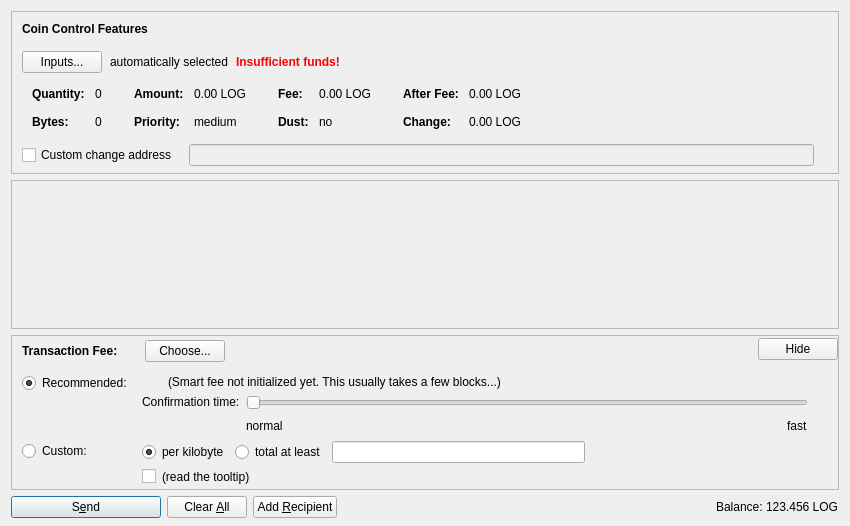
First picture: the form in src/qt/forms/sendcoinsdialog.ui, repository funkshelper/woodcore-openssl-1.0, before the edit.
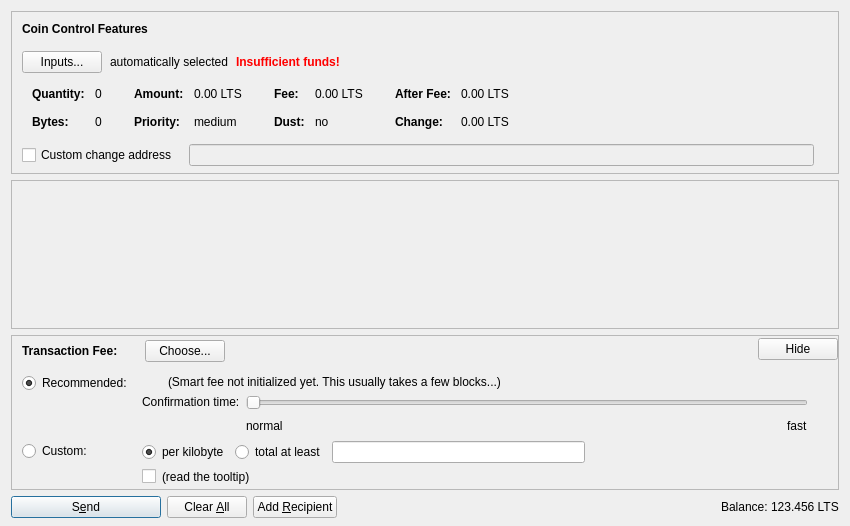
Second picture: the form after the edit. Icons and pictures are not drawn. Custom widgets are drawn as their Qt base class.

The edit to the form file:
```diff
--- a/src/qt/forms/sendcoinsdialog.ui
+++ b/src/qt/forms/sendcoinsdialog.ui
@@ -324,7 +324,7 @@
                   <enum>Qt::ActionsContextMenu</enum>
                  </property>
                  <property name="text">
-                  <string notr="true">0.00 LOG</string>
+                  <string notr="true">0.00 LTS</string>
                  </property>
                  <property name="textInteractionFlags">
                   <set>Qt::LinksAccessibleByMouse|Qt::TextSelectableByKeyboard|Qt::TextSelectableByMouse</set>
@@ -404,7 +404,7 @@
                   <enum>Qt::ActionsContextMenu</enum>
                  </property>
                  <property name="text">
-                  <string notr="true">0.00 LOG</string>
+                  <string notr="true">0.00 LTS</string>
                  </property>
                  <property name="textInteractionFlags">
                   <set>Qt::LinksAccessibleByMouse|Qt::TextSelectableByKeyboard|Qt::TextSelectableByMouse</set>
@@ -484,7 +484,7 @@
                   <enum>Qt::ActionsContextMenu</enum>
                  </property>
                  <property name="text">
-                  <string notr="true">0.00 LOG</string>
+                  <string notr="true">0.00 LTS</string>
                  </property>
                  <property name="textInteractionFlags">
                   <set>Qt::LinksAccessibleByMouse|Qt::TextSelectableByKeyboard|Qt::TextSelectableByMouse</set>
@@ -513,7 +513,7 @@
                   <enum>Qt::ActionsContextMenu</enum>
                  </property>
                  <property name="text">
-                  <string notr="true">0.00 LOG</string>
+                  <string notr="true">0.00 LTS</string>
                  </property>
                  <property name="textInteractionFlags">
                   <set>Qt::LinksAccessibleByMouse|Qt::TextSelectableByKeyboard|Qt::TextSelectableByMouse</set>
@@ -1299,7 +1299,7 @@
           <cursorShape>IBeamCursor</cursorShape>
          </property>
          <property name="text">
-          <string notr="true">123.456 LOG</string>
+          <string notr="true">123.456 LTS</string>
          </property>
          <property name="textInteractionFlags">
           <set>Qt::LinksAccessibleByMouse|Qt::TextSelectableByKeyboard|Qt::TextSelectableByMouse</set>
```
